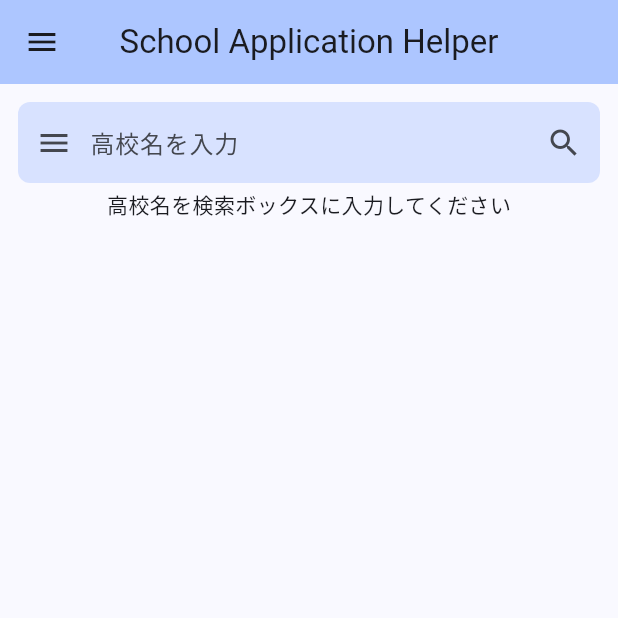
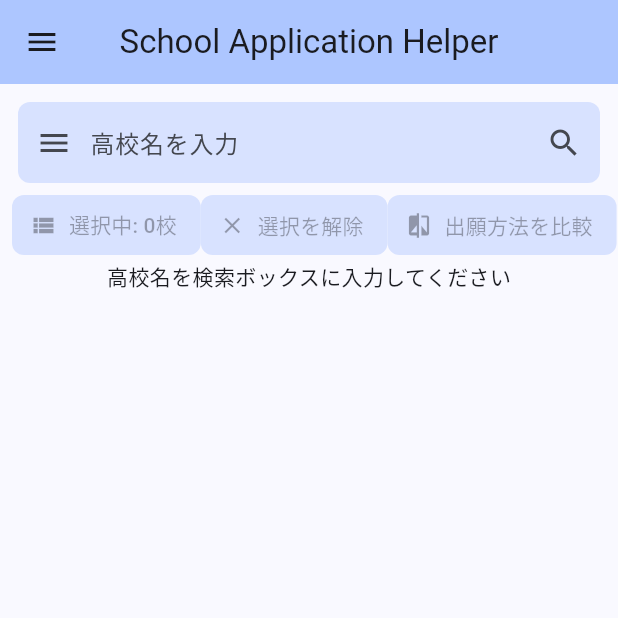
Before and after one commit to aurora1530/schoolApplicationHelper, a Flutter app: the screen it shows after launch, on a phone screen of 412 x 824 dp, the top half of it. Run offline on Flutter 3.47's test engine with Material 3 defaults, Android fonts, the light colour scheme and no system bars.

Commit message:
feat: 選択した高校を扱うボタン群を追加

```diff
--- a/frontend/lib/widgets/search/search_result.dart
+++ b/frontend/lib/widgets/search/search_result.dart
@@ -2,6 +2,7 @@ import 'dart:convert';
 
 import 'package:flutter/material.dart';
 import 'package:http/http.dart' as http;
+import 'package:school_application_helper/widgets/compare/application_compare_view.dart';
 import 'package:school_application_helper/widgets/search/application.dart';
 import 'package:school_application_helper/widgets/search/highschool_info.dart';
 import 'package:school_application_helper/widgets/search/highschool_search_box.dart';
@@ -164,6 +165,36 @@ class _SearchResultState extends State<SearchResult> {
     );
   }
 
+  void _showSelectedSchools() {
+    showDialog(
+        context: context,
+        builder: (BuildContext context) {
+          return AlertDialog(
+            title: const Text('選択中の高校'),
+            content: SizedBox(
+              width: double.maxFinite,
+              child: HighSchoolListView(
+                schools: [..._selectedSchools],
+                selectedSchools: _selectedSchools,
+                onSelectionChanged: (selectedSchools) {
+                  setState(() {
+                    _selectedSchools = selectedSchools;
+                  });
+                },
+              ),
+            ),
+            actions: <Widget>[
+              TextButton(
+                onPressed: () {
+                  Navigator.of(context).pop();
+                },
+                child: const Text('閉じる'),
+              ),
+            ],
+          );
+        });
+  }
+
   void _resetSearch() {
     _searchController.clear();
     setState(() {
@@ -172,6 +203,49 @@ class _SearchResultState extends State<SearchResult> {
       _pageCount = 0;
       _allSchoolCount = 0;
     });
+  }
+
+  Row handleSelectedSchoolsButtons(
+      ButtonStyle buttonWithIconTheme, BuildContext context) {
+    return Row(
+      mainAxisAlignment: MainAxisAlignment.spaceBetween,
+      children: [
+        TextButton.icon(
+            icon: const Icon(Icons.view_list),
+            style: buttonWithIconTheme,
+            onPressed: _selectedSchools.isEmpty ? null : _showSelectedSchools,
+            label: Text('選択中: ${_selectedSchools.length}校')),
+        TextButton.icon(
+          icon: const Icon(Icons.clear),
+          style: buttonWithIconTheme,
+          onPressed: _selectedSchools.isEmpty
+              ? null
+              : () {
+                  setState(() {
+                    _selectedSchools.clear();
+                  });
+                },
+          label: const Text('選択を解除'),
+        ),
+        TextButton.icon(
+          icon: const Icon(Icons.compare),
+          style: buttonWithIconTheme,
+          onPressed: _selectedSchools.length < 2
+              ? null
+              : () {
+                  Navigator.push(
+                    context,
+                    MaterialPageRoute(
+                      builder: (context) => ApplicationCompere(
+                        selectedSchools: _selectedSchools,
+                      ),
+                    ),
+                  );
+                },
+          label: const Text('出願方法を比較'),
+        ),
+      ],
+    );
   }
 
   @override
@@ -191,8 +265,14 @@ class _SearchResultState extends State<SearchResult> {
                 fetchSchools: _fetchSchools,
               ),
             ),
+            handleSelectedSchoolsButtons(
+                TextButton.styleFrom(
+                    backgroundColor: theme.colorScheme.primaryContainer,
+                    shape: RoundedRectangleBorder(
+                        borderRadius: BorderRadius.circular(8.0))),
+                context),
             _schools.isEmpty && _searchController.text == ''
-                ? Text('高校名を検索ボックスに入力してください')
+                ? const Text('高校名を検索ボックスに入力してください')
                 : _allSchoolCount > 0
                     ? Padding(
                         padding: const EdgeInsets.all(8.0),
```
